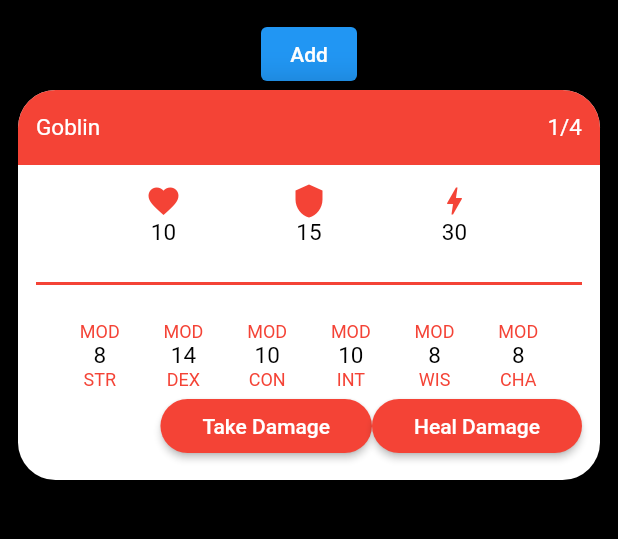
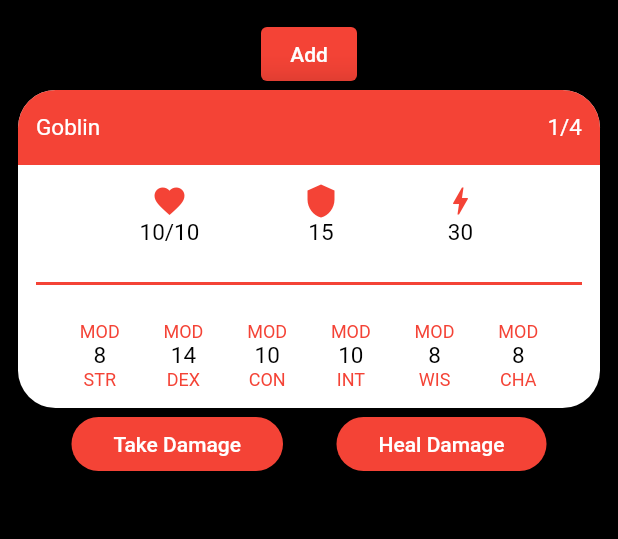
Before and after one commit to grandbigmac/harry_dnd_assistant, a Flutter app: the CombatMenu screen opened directly, after a tap on "Add", on a phone screen of 412 x 824 dp, the part 84-623 px from its top. Run offline on Flutter 3.47's test engine with Material 2 defaults, Android fonts, the phone set to English and light mode, and no system bars; our stand-ins replace page_transition.

Commit message:
got an idea where the monster stat block appearance is going

```diff
--- a/lib/monsters/goblins/goblin.dart
+++ b/lib/monsters/goblins/goblin.dart
@@ -13,6 +13,7 @@ class Goblin {
   String? size;
   int? ac;
   int? hp;
+  int? currentHp;
   int? speed;
   int? str;
   int? dex;
@@ -30,6 +31,7 @@ class Goblin {
     size = 'Small';
     ac = 15;
     hp = rollD6() + rollD6();
+    currentHp = hp;
     speed = 30;
 
     str = 8;
@@ -42,10 +44,16 @@ class Goblin {
 
   //Methods for monitoring the hp of this monster
   takeDamage(int damage) {
-    hp = hp! - damage;
+    currentHp = currentHp! - damage;
+    if (currentHp! < 0) {
+      currentHp = 0;
+    }
   }
   healDamage(int damage) {
-    hp = hp! + damage;
+    currentHp = currentHp! + damage;
+    if (currentHp! > hp!) {
+      currentHp = hp;
+    }
   }
 
   //Widget builder for the goblin's stat block
@@ -102,7 +110,7 @@ class Goblin {
                       Column(
                         children: [
                           Icon(Icons.favorite, color: elementColour,),
-                          Text(hp.toString(), style: detailContentText, overflow: TextOverflow.ellipsis,),
+                          Text('$currentHp/$hp', style: detailContentText, overflow: TextOverflow.ellipsis,),
                         ],
                       ),
                       Column(
@@ -170,37 +178,6 @@ class Goblin {
                     ),
                   ]
                 ),
-                Row(
-                  mainAxisAlignment: MainAxisAlignment.end,
-                  children: [
-                    ElevatedButton(
-                      onPressed: () async {
-
-                      },
-                      style: ElevatedButton.styleFrom(
-                        backgroundColor: elementColour,
-                        shape: const StadiumBorder(),
-                      ),
-                      child: const Padding(
-                        padding: EdgeInsets.only(left: 12.0, right: 12.0),
-                        child: Text('Take Damage',),
-                      ),
-                    ),
-                    ElevatedButton(
-                      onPressed: () async {
-
-                      },
-                      style: ElevatedButton.styleFrom(
-                        backgroundColor: elementColour,
-                        shape: const StadiumBorder(),
-                      ),
-                      child: const Padding(
-                        padding: EdgeInsets.only(left: 12.0, right: 12.0),
-                        child: Text('Heal Damage',),
-                      ),
-                    ),
-                  ],
-                ),
               ],
             ),
           ),
--- a/lib/pages/combat_menu.dart
+++ b/lib/pages/combat_menu.dart
@@ -3,6 +3,7 @@ import 'dart:math' as m;
 
 import 'package:flutter/cupertino.dart';
 import 'package:flutter/material.dart';
+import 'package:harry_dnd_assistant/styles/buttonstyles.dart';
 import 'package:page_transition/page_transition.dart';
 
 import '../monsters/goblins/goblin.dart';
@@ -47,15 +48,60 @@ class _CombatMenuState extends State<CombatMenu> with SingleTickerProviderStateM
     super.initState();
   }
 
-  List<Widget> monsters = [];
+  List<dynamic> monsters = [];
 
   void addMonster() {
     Goblin r = Goblin();
-    monsters.add(r.statBlock());
+    monsters.add(r);
   }
 
   @override
   Widget build(BuildContext context) {
+
+    Widget currentMonster(int index) {
+      return Container(
+        child: Column(
+          children: [
+            monsters[index].statBlock(),
+            Row(
+              mainAxisAlignment: MainAxisAlignment.spaceEvenly,
+              children: [
+                ElevatedButton(
+                  onPressed: () async {
+                    setState(() {
+                      monsters[index].takeDamage(1);
+                    });
+                  },
+                  style: ElevatedButton.styleFrom(
+                    backgroundColor: elementColour,
+                    shape: const StadiumBorder(),
+                  ),
+                  child: const Padding(
+                    padding: EdgeInsets.only(left: 12.0, right: 12.0),
+                    child: Text('Take Damage',),
+                  ),
+                ),
+                ElevatedButton(
+                  onPressed: () async {
+                    setState(() {
+                      monsters[index].healDamage(1);
+                    });
+                  },
+                  style: ElevatedButton.styleFrom(
+                    backgroundColor: elementColour,
+                    shape: const StadiumBorder(),
+                  ),
+                  child: const Padding(
+                    padding: EdgeInsets.only(left: 12.0, right: 12.0),
+                    child: Text('Heal Damage',),
+                  ),
+                ),
+              ],
+            ),
+          ]
+        )
+      );
+    }
 
     Widget pageContent() {
       //Structure is:
@@ -72,11 +118,10 @@ class _CombatMenuState extends State<CombatMenu> with SingleTickerProviderStateM
                       addMonster();
                     });
                   },
+                  style: mainButtonStyle,
                   child: const Text('Add')
                 ),
-                Column(
-                  children: monsters.isNotEmpty ? monsters : [],
-                ),
+                monsters.isNotEmpty ? currentMonster(0) : Container(),
               ]
           )
       );
```
